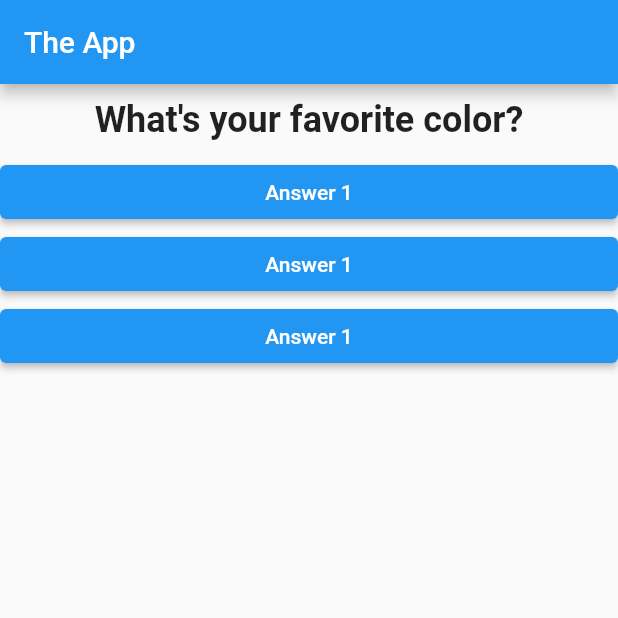
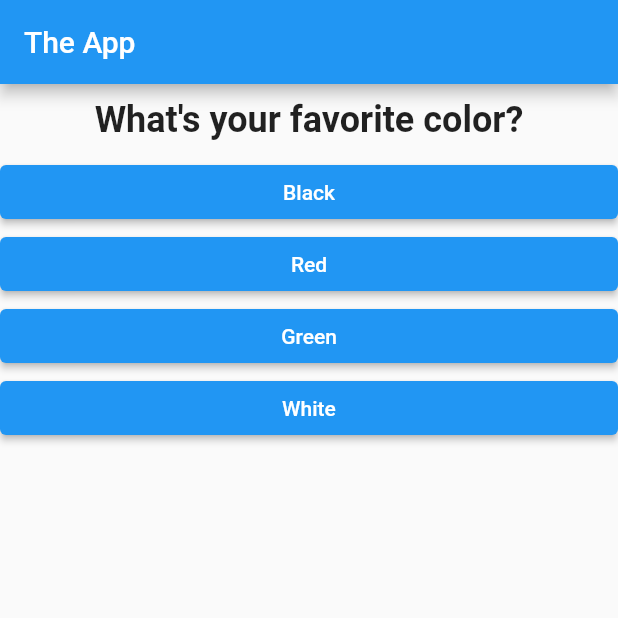
Before and after one commit to Kirill-Streltsov/basics_starting_project, a Flutter app: the screen it shows after launch, on a phone screen of 412 x 824 dp, the top half of it. Run offline on Flutter 3.47's test engine with Material 2 defaults, Android fonts, the light colour scheme and no system bars.

Commit message:
Dynamic quiz (with changing questions and answers)

```diff
--- a/lib/answer.dart
+++ b/lib/answer.dart
@@ -3,15 +3,16 @@
 class Answer extends StatelessWidget {
 
   final Function()? selectHandler;
+  final String answerText;
 
-  Answer(this.selectHandler);
+  Answer(this.selectHandler, this.answerText);
 
   @override
   Widget build(BuildContext context) {
     return Container(
       width: double.infinity,
       child: ElevatedButton(
-        child: Text('Answer 1'),
+        child: Text(answerText),
         onPressed: selectHandler,
         style: ElevatedButton.styleFrom(
           backgroundColor: Colors.blue,
--- a/lib/main.dart
+++ b/lib/main.dart
@@ -16,8 +16,18 @@
   var _questionIndex = 0;
 
   var questions = [
-    'What\'s your favorite color?',
-    'What\'s your favorite animal?',
+    {
+      'questionText': 'What\'s your favorite color?',
+      'answers': ['Black', 'Red', 'Green', 'White'],
+    },
+    {
+      'questionText': 'What\'s your favorite animal?',
+      'answers': ['Rabbit', 'Snake', 'Elephant', 'Lion'],
+    },
+    {
+      'questionText': 'Who\'s your favorite instructor?',
+      'answers': ['Max', 'Elliot', 'Tim', 'Andrei'],
+    },
   ];
 
   void _answerQuestion() {
@@ -36,10 +46,10 @@
             ),
             body: Column(
               children: [
-                Question(questions[_questionIndex]),
-                Answer(_answerQuestion),
-                Answer(_answerQuestion),
-                Answer(_answerQuestion),
+                Question(questions[_questionIndex]['questionText'] as String),
+                ...(questions[_questionIndex]['answers'] as List<String>).map((answer) {
+                  return Answer(_answerQuestion, answer);
+                }).toList()
               ],
             )
         )
```
